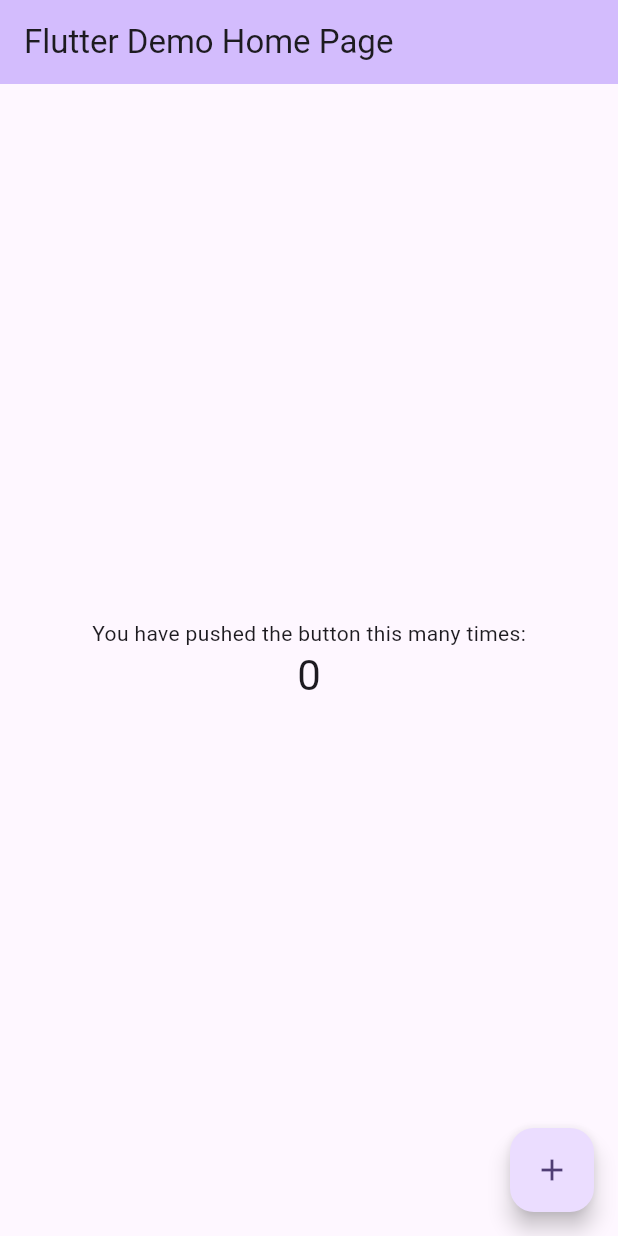
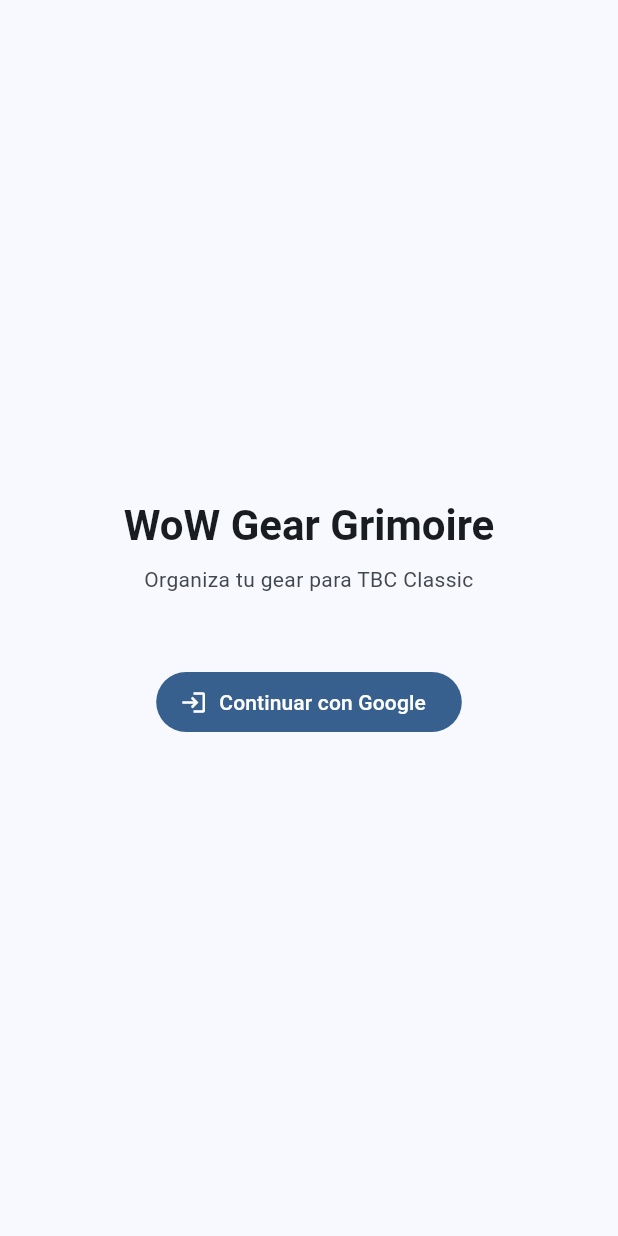
Before and after one commit to Satoshi757/my-wow-gear-grimoire, a Flutter app: the screen it shows after launch, on a phone screen of 412 x 824 dp. Run offline on Flutter 3.47's test engine with Material 3 defaults, Android fonts, the phone set to English and light mode, and no system bars; our stand-ins replace firebase_auth, firebase_core, firebase_crashlytics, flutter_riverpod, go_router, google_sign_in; accounts and stored records are empty.

Commit message:
feat: Fase 0 — setup base del proyecto
- Agrega dependencias del stack completo: Firebase (core, auth, firestore,
  crashlytics), google_sign_in, flutter_riverpod, go_router, freezed,
  json_serializable, mocktail, fake_cloud_firestore
- Configura Firebase mediante flutterfire CLI (firebase_options.dart,
  google-services.json, plugin registrants)
- Inicializa Firebase en main.dart con Crashlytics para errores no manejados
- Configura ProviderScope en la raíz de la app
- Crea App widget con MaterialApp.router, tema Material 3 claro/oscuro
- Crea router con go_router: redirect basado en estado de auth de Firebase,
  rutas /login y /characters
- Implementa LoginPage con Google Sign-In funcional y manejo de errores
- Crea CharactersPage placeholder (confirmación de sesión activa + logout)
- Crea estructura de carpetas: app/, core/constants, core/errors, core/utils,
  features/auth, features/characters, features/goals, features/search, shared/
- Crea AppError sealed class con AuthError, FirestoreError, SearchError, ValidationError
- Crea logger del proyecto sobre dart:developer (sustituye print)
- Actualiza analysis_options.yaml con reglas del doc 06-convenciones
- Reemplaza widget_test.dart default por placeholder vacío

Co-Authored-By: Claude Sonnet 4.6 <noreply@anthropic.com>

```diff
--- /dev/null
+++ b/lib/app/app.dart
@@ -0,0 +1,22 @@
+import 'package:flutter/material.dart';
+import 'package:flutter_riverpod/flutter_riverpod.dart';
+
+import 'router.dart';
+import 'theme.dart';
+
+class App extends ConsumerWidget {
+  const App({super.key});
+
+  @override
+  Widget build(BuildContext context, WidgetRef ref) {
+    final router = ref.watch(routerProvider);
+
+    return MaterialApp.router(
+      title: 'WoW Gear Grimoire',
+      theme: AppTheme.light,
+      darkTheme: AppTheme.dark,
+      themeMode: ThemeMode.system,
+      routerConfig: router,
+    );
+  }
+}
--- /dev/null
+++ b/lib/app/router.dart
@@ -0,0 +1,56 @@
+import 'dart:async';
+
+import 'package:firebase_auth/firebase_auth.dart';
+import 'package:flutter/foundation.dart';
+import 'package:flutter_riverpod/flutter_riverpod.dart';
+import 'package:go_router/go_router.dart';
+
+import '../core/constants/route_names.dart';
+import '../features/auth/presentation/login_page.dart';
+import '../features/characters/presentation/characters_page.dart';
+
+final routerProvider = Provider<GoRouter>((ref) {
+  final notifier = _AuthChangeNotifier(
+    FirebaseAuth.instance.authStateChanges(),
+  );
+  ref.onDispose(notifier.dispose);
+
+  return GoRouter(
+    refreshListenable: notifier,
+    redirect: (context, state) {
+      final isLoggedIn = FirebaseAuth.instance.currentUser != null;
+      final isOnLogin = state.matchedLocation == RouteNames.login;
+
+      if (!isLoggedIn && !isOnLogin) return RouteNames.login;
+      if (isLoggedIn && isOnLogin) return RouteNames.characters;
+      return null;
+    },
+    routes: [
+      GoRoute(
+        path: RouteNames.login,
+        name: RouteNames.login,
+        builder: (context, state) => const LoginPage(),
+      ),
+      GoRoute(
+        path: RouteNames.characters,
+        name: RouteNames.characters,
+        builder: (context, state) => const CharactersPage(),
+      ),
+    ],
+  );
+});
+
+/// Puente entre el stream de auth de Firebase y el refreshListenable de go_router.
+class _AuthChangeNotifier extends ChangeNotifier {
+  _AuthChangeNotifier(Stream<User?> stream) {
+    _subscription = stream.listen((_) => notifyListeners());
+  }
+
+  late final StreamSubscription<User?> _subscription;
+
+  @override
+  void dispose() {
+    _subscription.cancel();
+    super.dispose();
+  }
+}
--- /dev/null
+++ b/lib/app/theme.dart
@@ -0,0 +1,21 @@
+import 'package:flutter/material.dart';
+
+abstract final class AppTheme {
+  static const _seed = Color(0xFF1A4A7A); // WoW blue
+
+  static final light = ThemeData(
+    useMaterial3: true,
+    colorScheme: ColorScheme.fromSeed(
+      seedColor: _seed,
+      brightness: Brightness.light,
+    ),
+  );
+
+  static final dark = ThemeData(
+    useMaterial3: true,
+    colorScheme: ColorScheme.fromSeed(
+      seedColor: _seed,
+      brightness: Brightness.dark,
+    ),
+  );
+}
--- /dev/null
+++ b/lib/core/constants/route_names.dart
@@ -0,0 +1,4 @@
+abstract final class RouteNames {
+  static const login = '/login';
+  static const characters = '/characters';
+}
--- /dev/null
+++ b/lib/features/auth/presentation/login_page.dart
@@ -0,0 +1,103 @@
+import 'package:firebase_auth/firebase_auth.dart';
+import 'package:flutter/material.dart';
+import 'package:google_sign_in/google_sign_in.dart';
+
+import '../../../core/utils/logger.dart';
+
+class LoginPage extends StatefulWidget {
+  const LoginPage({super.key});
+
+  @override
+  State<LoginPage> createState() => _LoginPageState();
+}
+
+class _LoginPageState extends State<LoginPage> {
+  bool _isLoading = false;
+  String? _error;
+
+  Future<void> _signInWithGoogle() async {
+    setState(() {
+      _isLoading = true;
+      _error = null;
+    });
+
+    try {
+      final googleUser = await GoogleSignIn().signIn();
+      if (googleUser == null) {
+        // El usuario canceló el flujo.
+        setState(() => _isLoading = false);
+        return;
+      }
+
+      final googleAuth = await googleUser.authentication;
+      final credential = GoogleAuthProvider.credential(
+        accessToken: googleAuth.accessToken,
+        idToken: googleAuth.idToken,
+      );
+
+      await FirebaseAuth.instance.signInWithCredential(credential);
+      log('Google Sign-In exitoso', name: 'LoginPage');
+    } catch (e, stack) {
+      log('Google Sign-In fallido', error: e, stackTrace: stack, name: 'LoginPage');
+      if (mounted) {
+        setState(() {
+          _isLoading = false;
+          _error = 'No se pudo iniciar sesión. Intenta de nuevo.';
+        });
+      }
+    }
+  }
+
+  @override
+  Widget build(BuildContext context) {
+    final colorScheme = Theme.of(context).colorScheme;
+    final textTheme = Theme.of(context).textTheme;
+
+    return Scaffold(
+      body: SafeArea(
+        child: Center(
+          child: Padding(
+            padding: const EdgeInsets.all(32),
+            child: Column(
+              mainAxisAlignment: MainAxisAlignment.center,
+              children: [
+                Text(
+                  'WoW Gear Grimoire',
+                  style: textTheme.headlineMedium?.copyWith(
+                    fontWeight: FontWeight.bold,
+                  ),
+                  textAlign: TextAlign.center,
+                ),
+                const SizedBox(height: 8),
+                Text(
+                  'Organiza tu gear para TBC Classic',
+                  style: textTheme.bodyMedium?.copyWith(
+                    color: colorScheme.onSurfaceVariant,
+                  ),
+                  textAlign: TextAlign.center,
+                ),
+                const SizedBox(height: 48),
+                if (_error != null) ...[
+                  Text(
+                    _error!,
+                    style: TextStyle(color: colorScheme.error),
+                    textAlign: TextAlign.center,
+                  ),
+                  const SizedBox(height: 16),
+                ],
+                if (_isLoading)
+                  const CircularProgressIndicator()
+                else
+                  FilledButton.icon(
+                    onPressed: _signInWithGoogle,
+                    icon: const Icon(Icons.login),
+                    label: const Text('Continuar con Google'),
+                  ),
+              ],
+            ),
+          ),
+        ),
+      ),
+    );
+  }
+}
--- a/lib/main.dart
+++ b/lib/main.dart
@@ -1,122 +1,27 @@
+import 'dart:ui';
+
+import 'package:firebase_core/firebase_core.dart';
+import 'package:firebase_crashlytics/firebase_crashlytics.dart';
 import 'package:flutter/material.dart';
+import 'package:flutter_riverpod/flutter_riverpod.dart';
 
-void main() {
-  runApp(const MyApp());
+import 'app/app.dart';
+import 'firebase_options.dart';
+
+Future<void> main() async {
+  WidgetsFlutterBinding.ensureInitialized();
+
+  await Firebase.initializeApp(
+    options: DefaultFirebaseOptions.currentPlatform,
+  );
+
+  FlutterError.onError =
+      FirebaseCrashlytics.instance.recordFlutterFatalError;
+
+  PlatformDispatcher.instance.onError = (error, stack) {
+    FirebaseCrashlytics.instance.recordError(error, stack, fatal: true);
+    return true;
+  };
+
+  runApp(const ProviderScope(child: App()));
 }
-
-class MyApp extends StatelessWidget {
-  const MyApp({super.key});
-
-  // This widget is the root of your application.
-  @override
-  Widget build(BuildContext context) {
-    return MaterialApp(
-      title: 'Flutter Demo',
-      theme: ThemeData(
-        // This is the theme of your application.
-        //
-        // TRY THIS: Try running your application with "flutter run". You'll see
-        // the application has a purple toolbar. Then, without quitting the app,
-        // try changing the seedColor in the colorScheme below to Colors.green
-        // and then invoke "hot reload" (save your changes or press the "hot
-        // reload" button in a Flutter-supported IDE, or press "r" if you used
-        // the command line to start the app).
-        //
-        // Notice that the counter didn't reset back to zero; the application
-        // state is not lost during the reload. To reset the state, use hot
-        // restart instead.
-        //
-        // This works for code too, not just values: Most code changes can be
-        // tested with just a hot reload.
-        colorScheme: .fromSeed(seedColor: Colors.deepPurple),
-      ),
-      home: const MyHomePage(title: 'Flutter Demo Home Page'),
-    );
-  }
-}
-
-class MyHomePage extends StatefulWidget {
-  const MyHomePage({super.key, required this.title});
-
-  // This widget is the home page of your application. It is stateful, meaning
-  // that it has a State object (defined below) that contains fields that affect
-  // how it looks.
-
-  // This class is the configuration for the state. It holds the values (in this
-  // case the title) provided by the parent (in this case the App widget) and
-  // used by the build method of the State. Fields in a Widget subclass are
-  // always marked "final".
-
-  final String title;
-
-  @override
-  State<MyHomePage> createState() => _MyHomePageState();
-}
-
-class _MyHomePageState extends State<MyHomePage> {
-  int _counter = 0;
-
-  void _incrementCounter() {
-    setState(() {
-      // This call to setState tells the Flutter framework that something has
-      // changed in this State, which causes it to rerun the build method below
-      // so that the display can reflect the updated values. If we changed
-      // _counter without calling setState(), then the build method would not be
-      // called again, and so nothing would appear to happen.
-      _counter++;
-    });
-  }
-
-  @override
-  Widget build(BuildContext context) {
-    // This method is rerun every time setState is called, for instance as done
-    // by the _incrementCounter method above.
-    //
-    // The Flutter framework has been optimized to make rerunning build methods
-    // fast, so that you can just rebuild anything that needs updating rather
-    // than having to individually change instances of widgets.
-    return Scaffold(
-      appBar: AppBar(
-        // TRY THIS: Try changing the color here to a specific color (to
-        // Colors.amber, perhaps?) and trigger a hot reload to see the AppBar
-        // change color while the other colors stay the same.
-        backgroundColor: Theme.of(context).colorScheme.inversePrimary,
-        // Here we take the value from the MyHomePage object that was created by
-        // the App.build method, and use it to set our appbar title.
-        title: Text(widget.title),
-      ),
-      body: Center(
-        // Center is a layout widget. It takes a single child and positions it
-        // in the middle of the parent.
-        child: Column(
-          // Column is also a layout widget. It takes a list of children and
-          // arranges them vertically. By default, it sizes itself to fit its
-          // children horizontally, and tries to be as tall as its parent.
-          //
-          // Column has various properties to control how it sizes itself and
-          // how it positions its children. Here we use mainAxisAlignment to
-          // center the children vertically; the main axis here is the vertical
-          // axis because Columns are vertical (the cross axis would be
-          // horizontal).
-          //
-          // TRY THIS: Invoke "debug painting" (choose the "Toggle Debug Paint"
-          // action in the IDE, or press "p" in the console), to see the
-          // wireframe for each widget.
-          mainAxisAlignment: .center,
-          children: [
-            const Text('You have pushed the button this many times:'),
-            Text(
-              '$_counter',
-              style: Theme.of(context).textTheme.headlineMedium,
-            ),
-          ],
-        ),
-      ),
-      floatingActionButton: FloatingActionButton(
-        onPressed: _incrementCounter,
-        tooltip: 'Increment',
-        child: const Icon(Icons.add),
-      ),
-    );
-  }
-}
```
Also changed, not shown: analysis_options.yaml (+6 -15 lines), lib/core/errors/app_error.dart (added, +23 -0 lines), lib/core/utils/logger.dart (added, +11 -0 lines), lib/features/characters/presentation/characters_page.dart (added, +45 -0 lines), pubspec.yaml (+29 -69 lines), firebase.json (added), lib/firebase_options.dart (added), pubspec.lock, 7 other files.
